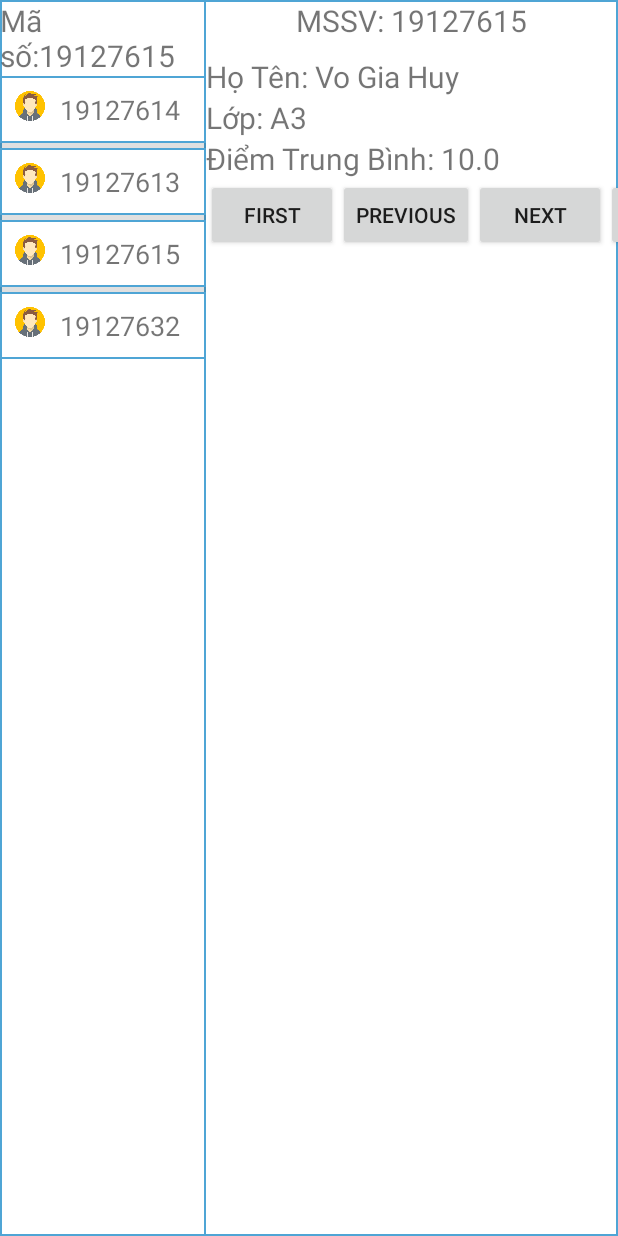
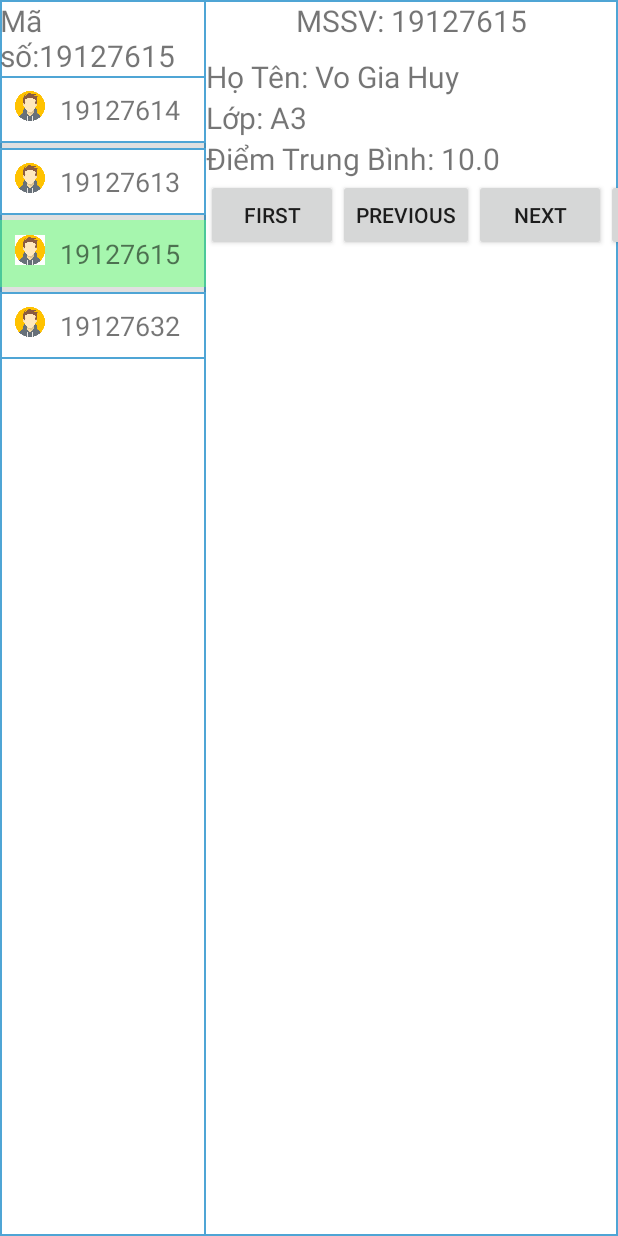
Before and after one commit to team-404-hcmus/404_Mobile, an Android app: the screen it shows after launch (MainActivity), after a tap on "19127615", on a phone screen of 412 x 824 dp. Run offline under Robolectric (Android 15) with nearby library versions, the light colour scheme and no system bars.

Commit message:
selected color

```diff
--- a/HW05/app/src/main/java/com/example/testproj/FragmentBlue.java
+++ b/HW05/app/src/main/java/com/example/testproj/FragmentBlue.java
@@ -2,6 +2,7 @@ package com.example.testproj;
 
 import android.content.Context;
 import android.os.Bundle;
+import android.util.Log;
 import android.view.LayoutInflater;
 import android.view.View;
 import android.view.ViewGroup;
@@ -87,6 +88,8 @@ public static FragmentBlue newInstance(String strArg) {
                 public void onItemClick(AdapterView<?> adapterView, View view, int pos, long l) {
                     MSSV.setText("Mã số:" +items[pos].MSSV);
                     main.onMsgFromFragToMain("RED-FRAG",items[pos]);
+                    adapter.setSelectedPos(pos);
+                    ListMSSV.setAdapter(adapter);
                 }
             });
             return layout_blue;
--- a/HW05/app/src/main/java/com/example/testproj/customAdapter.java
+++ b/HW05/app/src/main/java/com/example/testproj/customAdapter.java
@@ -1,6 +1,7 @@
 package com.example.testproj;
 
 import android.content.Context;
+import android.graphics.Color;
 import android.util.Log;
 import android.view.LayoutInflater;
 import android.view.View;
@@ -12,6 +13,7 @@ import android.widget.TextView;
 public class customAdapter extends BaseAdapter {
     private Context context; // main activity’s context
     private LayoutInflater layoutInflater;
+    public int selectedPos=-1;
     FragmentBlue.infor[] listData; // thumbnail data set
     public customAdapter(Context mainActivityContext,  FragmentBlue.infor[] listData)
     {
@@ -45,6 +47,10 @@ public class customAdapter extends BaseAdapter {
         Log.i("CustomListView", "Res Name: "+ resName+"==> Res ID = "+ resID);
         return resID;
     }
+    public void setSelectedPos(int selecPos)
+    {
+        this.selectedPos=selecPos;
+    }
     public View getView(int position, View convertView, ViewGroup parent) {
         ViewHolder holder;
         if (convertView == null) {
@@ -56,6 +62,10 @@ public class customAdapter extends BaseAdapter {
             holder.MSSV.setText(listData[position].MSSV);
             int imageId = this.getMipmapResIdByName(listData[position].avatar);
             holder.avatar.setImageResource(imageId);
+            if(position==this.selectedPos)
+            {
+                convertView.setBackgroundColor(Color.argb(125,75,236,90));
+            }
         } else {
             holder = (ViewHolder) convertView.getTag();
         }
```
